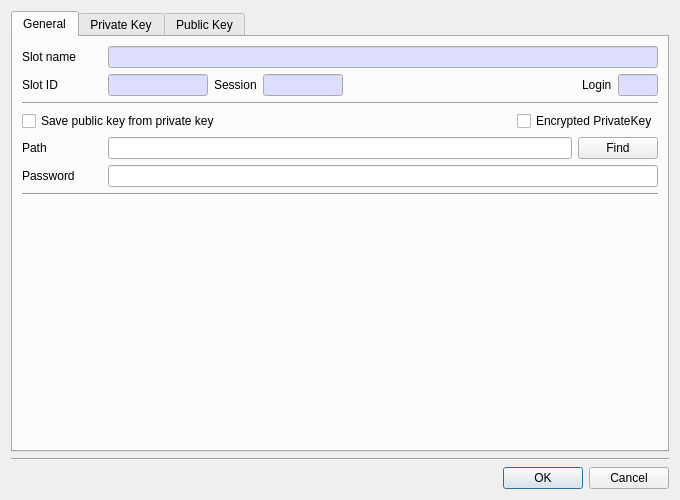
Before: the Qt Designer form CryptokiMan/import_pri_key_dlg.ui in jykim74/CryptokiMan, drawn with Qt 5.
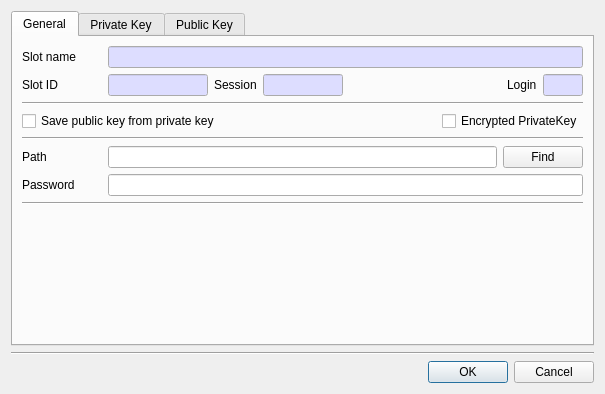
After: the same form once the commit is applied.

The edit to the form file:
```diff
--- a/CryptokiMan/import_pri_key_dlg.ui
+++ b/CryptokiMan/import_pri_key_dlg.ui
@@ -6,8 +6,8 @@
    <rect>
     <x>0</x>
     <y>0</y>
-    <width>680</width>
-    <height>500</height>
+    <width>583</width>
+    <height>394</height>
    </rect>
   </property>
   <property name="windowTitle">
@@ -316,6 +316,13 @@
          </item>
         </layout>
        </item>
+       <item>
+        <widget class="Line" name="line_6">
+         <property name="orientation">
+          <enum>Qt::Horizontal</enum>
+         </property>
+        </widget>
+       </item>
        <item>
         <layout class="QGridLayout" name="gridLayout_5">
          <property name="topMargin">
```
